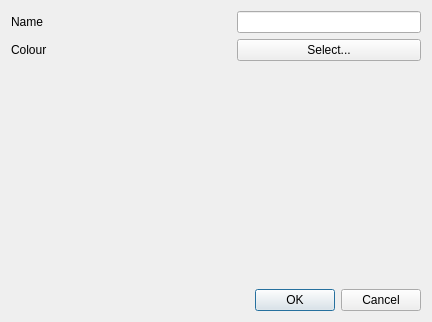
Qt form source/package/adaptation_pathways/desktop/ui/edit_action_dialog.ui (geoneric/PathwaysGenerator) before a commit.
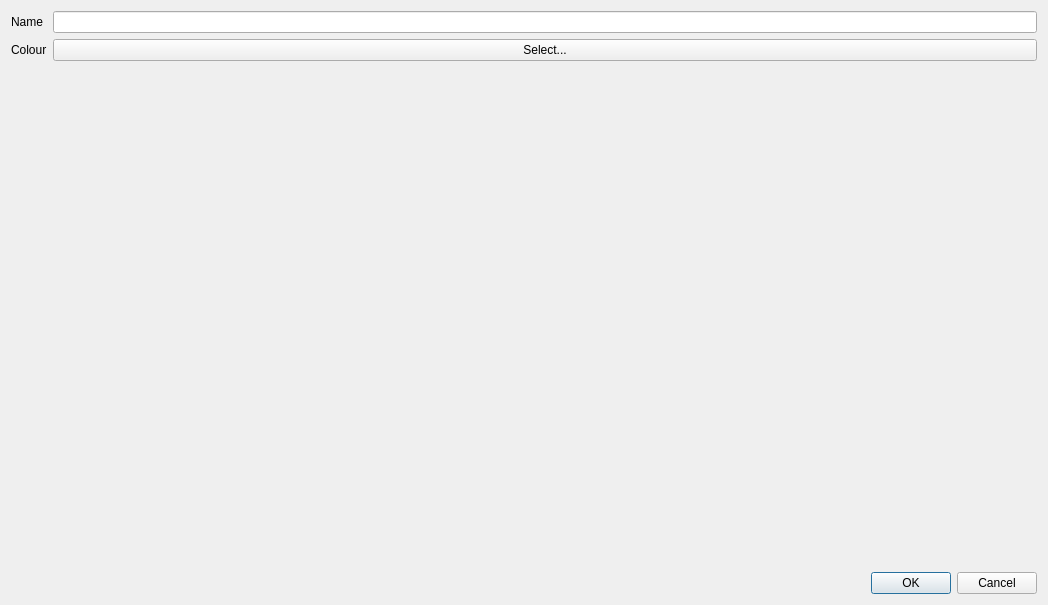
The same form after that commit.

Commit message: Minor edits, connect I/O to generator

```diff
--- a/source/package/adaptation_pathways/desktop/ui/edit_action_dialog.ui
+++ b/source/package/adaptation_pathways/desktop/ui/edit_action_dialog.ui
@@ -6,16 +6,22 @@
    <rect>
     <x>0</x>
     <y>0</y>
-    <width>432</width>
-    <height>322</height>
+    <width>1048</width>
+    <height>605</height>
    </rect>
   </property>
+  <property name="sizePolicy">
+   <sizepolicy hsizetype="Preferred" vsizetype="Preferred">
+    <horstretch>0</horstretch>
+    <verstretch>0</verstretch>
+   </sizepolicy>
+  </property>
   <property name="windowTitle">
    <string>Edit action</string>
   </property>
   <layout class="QVBoxLayout" name="verticalLayout">
    <item>
-    <layout class="QGridLayout" name="gridLayout">
+    <layout class="QFormLayout" name="formLayout">
      <item row="0" column="0">
       <widget class="QLabel" name="label">
        <property name="text">
@@ -23,27 +29,7 @@
        </property>
       </widget>
      </item>
-     <item row="1" column="1">
-      <spacer name="horizontalSpacer_2">
-       <property name="orientation">
-        <enum>Qt::Horizontal</enum>
-       </property>
-       <property name="sizeHint" stdset="0">
-        <size>
-         <width>40</width>
-         <height>20</height>
-        </size>
-       </property>
-      </spacer>
-     </item>
-     <item row="1" column="2">
-      <widget class="QPushButton" name="select_colour_button">
-       <property name="text">
-        <string>Select...</string>
-       </property>
-      </widget>
-     </item>
-     <item row="0" column="2">
+     <item row="0" column="1">
       <widget class="QLineEdit" name="name_edit"/>
      </item>
      <item row="1" column="0">
@@ -53,34 +39,15 @@
        </property>
       </widget>
      </item>
-     <item row="0" column="1">
-      <spacer name="horizontalSpacer">
-       <property name="orientation">
-        <enum>Qt::Horizontal</enum>
+     <item row="1" column="1">
+      <widget class="QPushButton" name="select_colour_button">
+       <property name="text">
+        <string>Select...</string>
        </property>
-       <property name="sizeHint" stdset="0">
-        <size>
-         <width>40</width>
-         <height>20</height>
-        </size>
-       </property>
-      </spacer>
+      </widget>
      </item>
     </layout>
    </item>
-   <item>
-    <spacer name="verticalSpacer">
-     <property name="orientation">
-      <enum>Qt::Vertical</enum>
-     </property>
-     <property name="sizeHint" stdset="0">
-      <size>
-       <width>20</width>
-       <height>213</height>
-      </size>
-     </property>
-    </spacer>
-   </item>
    <item>
     <widget class="QDialogButtonBox" name="buttonBox">
      <property name="orientation">
```
The commit also changes 4 other files.
